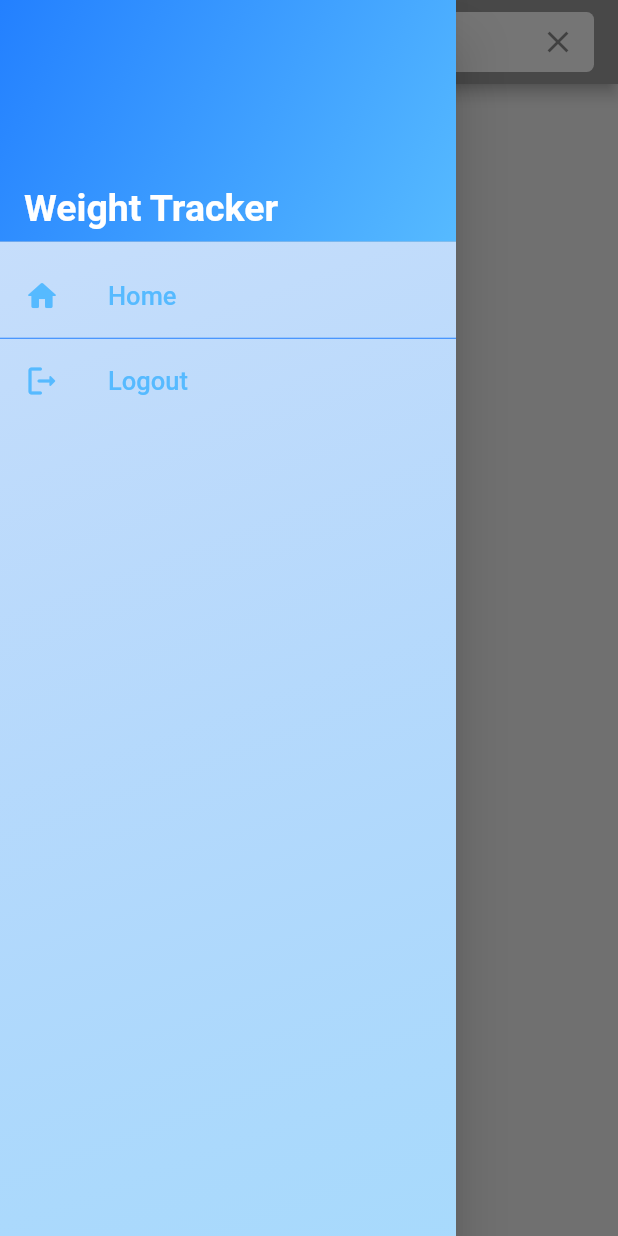
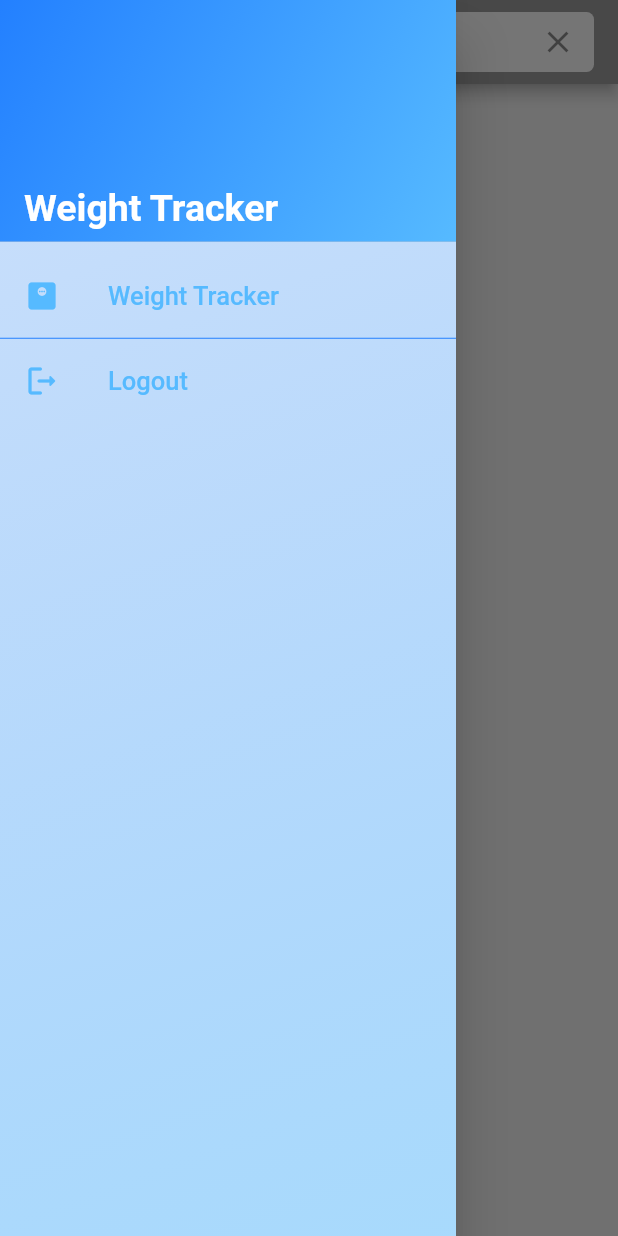
Before and after one commit to PraveenRoshane/Fitness-Tracker-App, a Flutter app: the SearchPage screen opened directly, with the side drawer open, on a phone screen of 412 x 824 dp. Run offline on Flutter 3.47's test engine with Material 2 defaults, Android fonts, the phone set to English and light mode, and no system bars; our stand-ins replace cloud_firestore, firebase_auth, firebase_core, flutter_svg, font_awesome_flutter, hexcolor and 1 more; accounts and stored records are empty.

Commit message:
updated weight tracker

```diff
--- a/lib/screens/weightTracker/search.dart
+++ b/lib/screens/weightTracker/search.dart
@@ -5,6 +5,7 @@ import 'package:flutter/material.dart';
 import 'package:flutter_new/models/weight_modal.dart';
 import 'package:flutter_new/screens/authentication/login_page.dart';
 import 'package:flutter_new/screens/home/home.dart';
+import 'package:flutter_new/screens/weightTracker/add_weight.dart';
 import 'package:flutter_new/screens/weightTracker/home_page.dart';
 import 'package:flutter_new/screens/weightTracker/update_weight.dart';
 
@@ -140,7 +141,7 @@ class SearchPage extends StatelessWidget {
               ),
               ListTile(
                 leading: Icon(
-                  Icons.home_rounded,
+                  Icons.monitor_weight_rounded,
                   size: _drawerIconSize,
                   color: Theme
                       .of(context)
@@ -148,7 +149,7 @@ class SearchPage extends StatelessWidget {
                       .secondary,
                 ),
                 title: Text(
-                  'Home',
+                  'Weight Tracker',
                   style: TextStyle(
                       fontSize: _drawerFontSize,
                       color: Theme
@@ -159,7 +160,7 @@ class SearchPage extends StatelessWidget {
                 onTap: () {
                   Navigator.push(
                     context,
-                    MaterialPageRoute(builder: (context) => const Home()),
+                    MaterialPageRoute(builder: (context) => SearchBar()),
                   );
                 },
               ),
```
